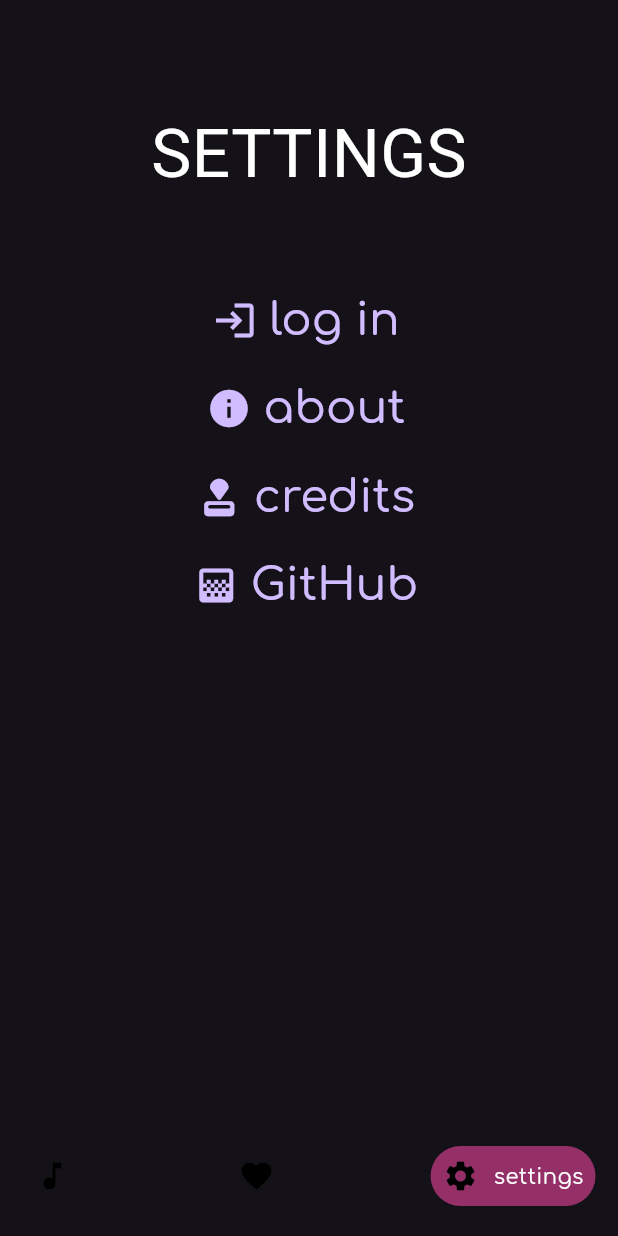
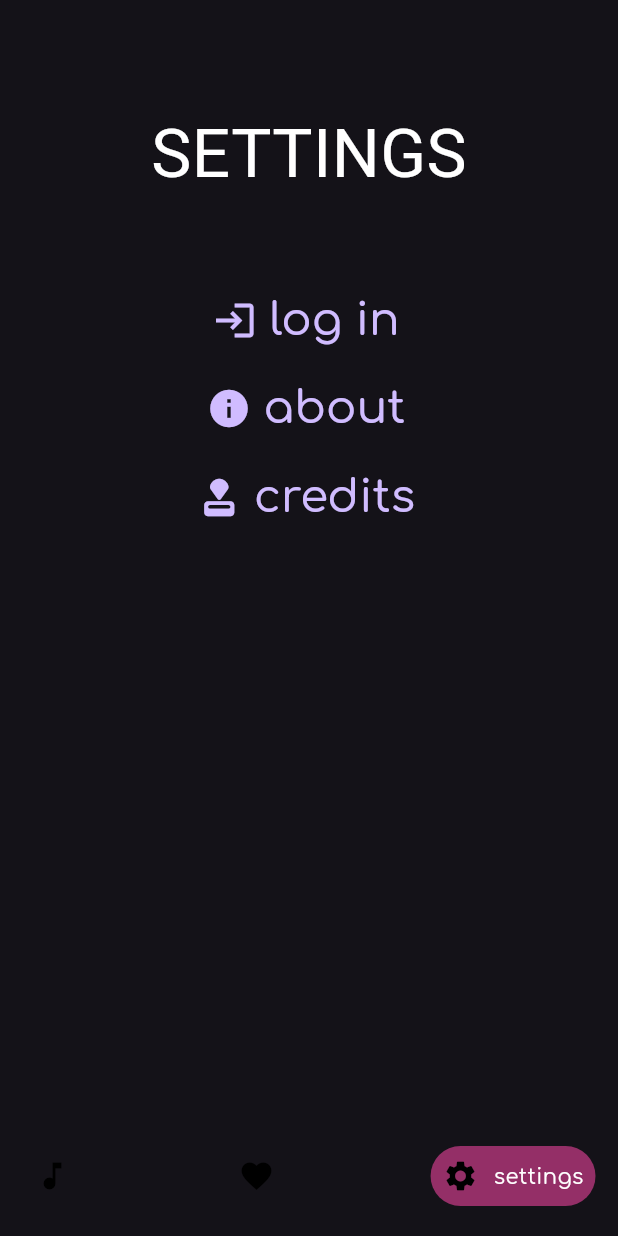
Before and after one commit to Alkonosttt/Hypnos, a Flutter app: the screen it shows after launch, item 3 of the bottom bar chosen, on a phone screen of 412 x 824 dp. Run offline on Flutter 3.47's test engine with Material 3 defaults, Android fonts, the phone set to English and light mode, and no system bars; drawn by our look-alikes of google_nav_bar; our stand-ins replace google_fonts; missing offline and left inert: markdown_widget.

Commit message:
Removed unnecessary comments

```diff
--- a/lib/settings.dart
+++ b/lib/settings.dart
@@ -29,7 +29,6 @@ class _SettingsPageState extends State<SettingsPage> {
                   style: GoogleFonts.instrumentSerif(fontSize: 45),
                 ),
               ),
-              // placeholder for library items
               TextButton.icon(
                 onPressed: () {
                   Navigator.push(
@@ -75,14 +74,6 @@ class _SettingsPageState extends State<SettingsPage> {
                   style: GoogleFonts.comfortaa(fontSize: 30),
                 ),
               ),
-              TextButton.icon(
-                onPressed: () {},
-                label: Text(
-                  'GitHub',
-                  style: GoogleFonts.comfortaa(fontSize: 30),
-                ),
-                icon: Icon(Icons.gradient, size: 30),
-              ),
             ],
           ),
         ),
```
